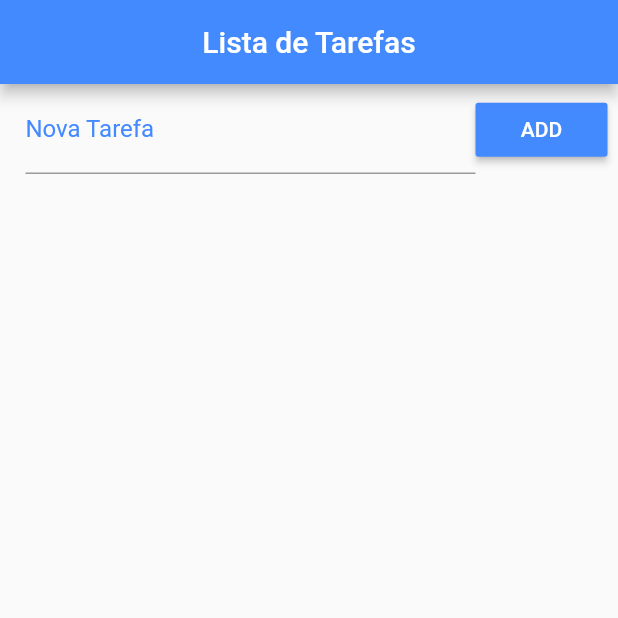
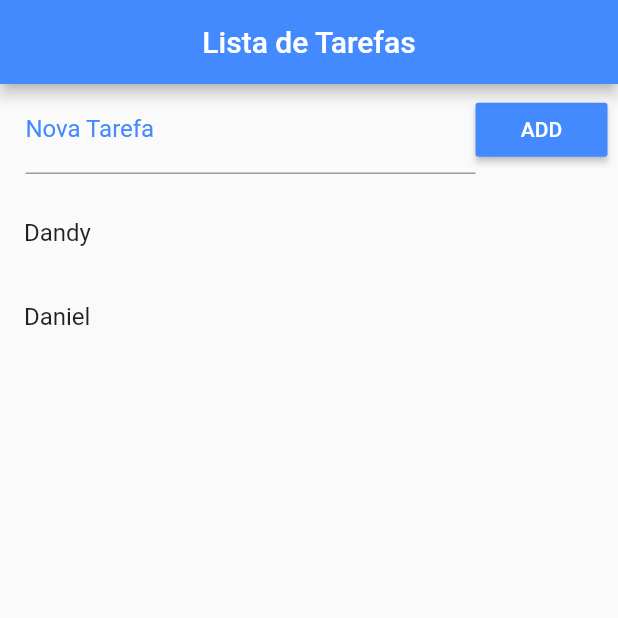
Before and after one commit to Dandy27/lista_tarefas, a Flutter app: the screen it shows after launch, on a phone screen of 412 x 824 dp, the top half of it. Run offline on Flutter 3.47's test engine with Material 2 defaults, Android fonts, the phone set to English and light mode, and no system bars.

Commit message:
Add Criando lista

```diff
--- a/lib/main.dart
+++ b/lib/main.dart
@@ -1,6 +1,7 @@
 import 'dart:convert';
 import 'dart:io';
 
+import 'package:flutter/cupertino.dart';
 import 'package:flutter/material.dart';
 import 'package:path_provider/path_provider.dart';
 import 'dart:async';
@@ -17,7 +18,7 @@ class Home extends StatefulWidget {
 }
 
 class _HomeState extends State<Home> {
-  List _toDoList = [];
+  List _toDoList = ["Dandy", "Daniel"];
 
   @override
   Widget build(BuildContext context) {
@@ -43,9 +44,17 @@ class _HomeState extends State<Home> {
                 color: Colors.blueAccent,
                 child: Text("ADD"),
                 textColor: Colors.white,
-              )
+              ),
             ]),
-          )
+          ),
+          Expanded(child: ListView.builder(
+            padding: EdgeInsets.only(top: 10.0),
+              itemCount: _toDoList.length,
+              itemBuilder: (context, index){
+                return ListTile(
+                  title: Text(_toDoList[index]),
+                );
+              }))
         ],
       ),
     );
```
